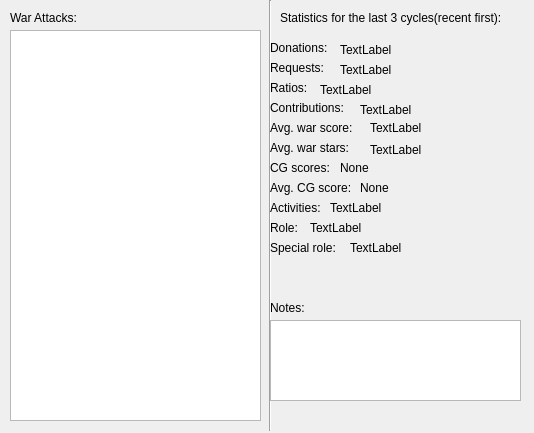
This is DetailWindow.ui in marian3525/ClanManager as Qt 5 draws it before an edit. The edited form follows.
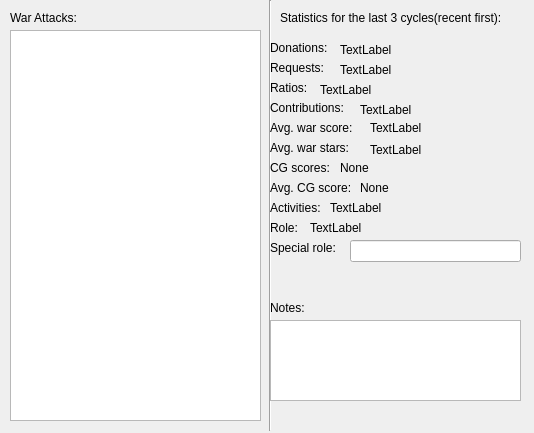
This is the edited form.

Commit message: Fully working detail window

What changed in the file:
```diff
--- a/DetailWindow.ui
+++ b/DetailWindow.ui
@@ -353,19 +353,6 @@
     <string>TextLabel</string>
    </property>
   </widget>
-  <widget class="QLabel" name="specialRoleLabel">
-   <property name="geometry">
-    <rect>
-     <x>350</x>
-     <y>240</y>
-     <width>181</width>
-     <height>16</height>
-    </rect>
-   </property>
-   <property name="text">
-    <string>TextLabel</string>
-   </property>
-  </widget>
   <widget class="QTextEdit" name="notes">
    <property name="geometry">
     <rect>
@@ -376,6 +363,16 @@
     </rect>
    </property>
   </widget>
+  <widget class="QLineEdit" name="specialRoleInput">
+   <property name="geometry">
+    <rect>
+     <x>350</x>
+     <y>240</y>
+     <width>171</width>
+     <height>22</height>
+    </rect>
+   </property>
+  </widget>
  </widget>
  <layoutdefault spacing="6" margin="11"/>
  <resources/>
```
The commit also changes 8 other files.
